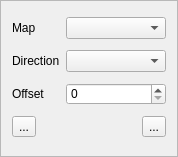
huderlem/porymap, file forms/connectionslistitem.ui: the form before one commit.
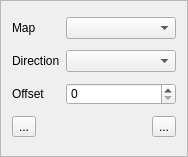
The form after the commit. Icons and pictures are not drawn. Custom widgets are drawn as their Qt base class.

```diff
--- a/forms/connectionslistitem.ui
+++ b/forms/connectionslistitem.ui
@@ -6,7 +6,7 @@
    <rect>
     <x>0</x>
     <y>0</y>
-    <width>178</width>
+    <width>188</width>
     <height>157</height>
    </rect>
   </property>
```
Left out of the diff: 12 changed lines with no effect on the pictures.
